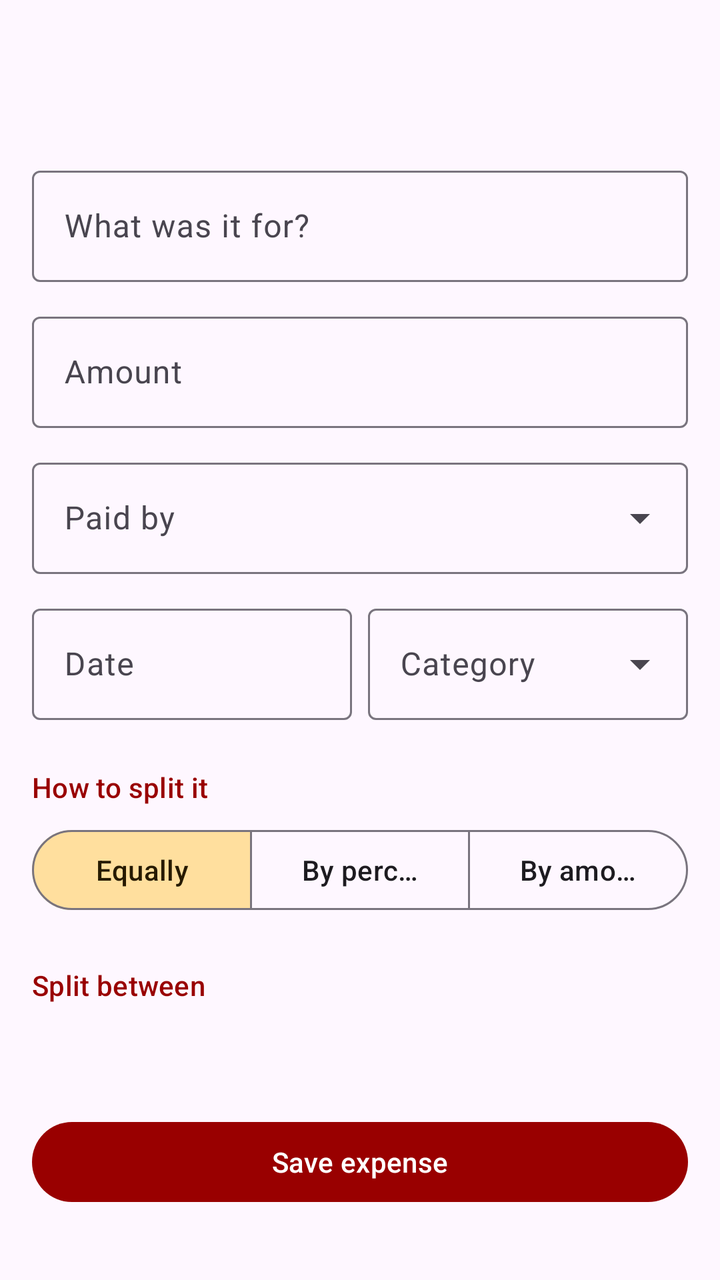
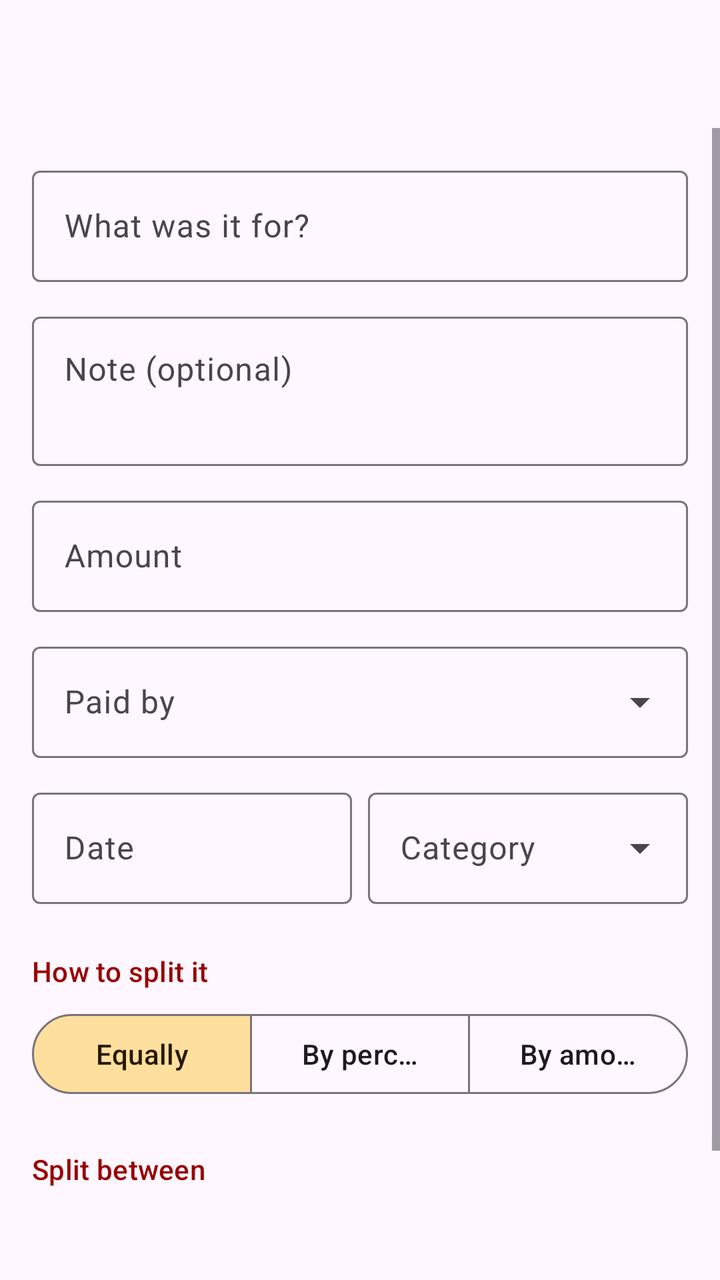

Compare the two renders of this Android layout. The source of the first and the diff that turns it into the second are given below.
<!-- AndroidManifest.xml: application theme Theme.SplitSmart -->
<!-- res/layout/activity_expense_form.xml -->
<?xml version="1.0" encoding="utf-8"?>
<LinearLayout xmlns:android="http://schemas.android.com/apk/res/android"
    xmlns:app="http://schemas.android.com/apk/res-auto"
    android:id="@+id/root"
    android:layout_width="match_parent"
    android:layout_height="match_parent"
    android:orientation="vertical">

    <include layout="@layout/view_app_bar" />

    <ScrollView
        android:layout_width="match_parent"
        android:layout_height="0dp"
        android:layout_weight="1">

        <LinearLayout
            android:layout_width="match_parent"
            android:layout_height="wrap_content"
            android:orientation="vertical"
            android:padding="16dp">

            
            <TextView
                android:id="@+id/read_only_banner"
                android:layout_width="match_parent"
                android:layout_height="wrap_content"
                android:layout_marginBottom="16dp"
                android:background="@color/brand_secondary_container"
                android:padding="12dp"
                android:textAppearance="?attr/textAppearanceBodyMedium"
                android:textColor="@color/brand_on_secondary_container"
                android:visibility="gone" />

            <com.google.android.material.textfield.TextInputLayout
                android:id="@+id/description_layout"
                android:layout_width="match_parent"
                android:layout_height="wrap_content"
                android:hint="@string/expense_description">

                <com.google.android.material.textfield.TextInputEditText
                    android:id="@+id/description_input"
                    android:layout_width="match_parent"
                    android:layout_height="wrap_content"
                    android:imeOptions="actionNext"
                    android:inputType="textCapSentences"
                    android:maxLines="1" />

            </com.google.android.material.textfield.TextInputLayout>

            <com.google.android.material.textfield.TextInputLayout
                android:id="@+id/amount_layout"
                android:layout_width="match_parent"
                android:layout_height="wrap_content"
                android:layout_marginTop="12dp"
                android:hint="@string/amount"
                app:prefixText="@string/currency_prefix">

                <com.google.android.material.textfield.TextInputEditText
                    android:id="@+id/amount_input"
                    android:layout_width="match_parent"
                    android:layout_height="wrap_content"
                    android:imeOptions="actionDone"
                    android:inputType="numberDecimal" />

            </com.google.android.material.textfield.TextInputLayout>

            <com.google.android.material.textfield.TextInputLayout
                android:id="@+id/payer_layout"
                style="@style/Widget.Material3.TextInputLayout.OutlinedBox.ExposedDropdownMenu"
                android:layout_width="match_parent"
                android:layout_height="wrap_content"
                android:layout_marginTop="12dp"
                android:hint="@string/expense_paid_by">

                <AutoCompleteTextView
                    android:id="@+id/payer_input"
                    android:layout_width="match_parent"
                    android:layout_height="wrap_content"
                    android:inputType="none" />

            </com.google.android.material.textfield.TextInputLayout>

            <LinearLayout
                android:layout_width="match_parent"
                android:layout_height="wrap_content"
                android:layout_marginTop="12dp"
                android:baselineAligned="false"
                android:orientation="horizontal">

                <com.google.android.material.textfield.TextInputLayout
                    android:id="@+id/date_layout"
                    android:layout_width="0dp"
                    android:layout_height="wrap_content"
                    android:layout_marginEnd="8dp"
                    android:layout_weight="1"
                    android:hint="@string/expense_date">

                    <com.google.android.material.textfield.TextInputEditText
                        android:id="@+id/date_input"
                        android:layout_width="match_parent"
                        android:layout_height="wrap_content"
                        android:cursorVisible="false"
                        android:focusable="false"
                        android:inputType="none" />

                </com.google.android.material.textfield.TextInputLayout>

                <com.google.android.material.textfield.TextInputLayout
                    android:id="@+id/category_layout"
                    style="@style/Widget.Material3.TextInputLayout.OutlinedBox.ExposedDropdownMenu"
                    android:layout_width="0dp"
                    android:layout_height="wrap_content"
                    android:layout_weight="1"
                    android:hint="@string/expense_category">

                    <AutoCompleteTextView
                        android:id="@+id/category_input"
                        android:layout_width="match_parent"
                        android:layout_height="wrap_content"
                        android:inputType="none" />

                </com.google.android.material.textfield.TextInputLayout>
            </LinearLayout>

            <TextView
                android:layout_width="wrap_content"
                android:layout_height="wrap_content"
                android:layout_marginTop="24dp"
                android:text="@string/expense_split_how"
                android:textAppearance="@style/TextAppearance.SplitSmart.SectionLabel" />

            <com.google.android.material.button.MaterialButtonToggleGroup
                android:id="@+id/split_type_group"
                android:layout_width="match_parent"
                android:layout_height="wrap_content"
                android:layout_marginTop="8dp"
                app:checkedButton="@+id/split_equal"
                app:selectionRequired="true"
                app:singleSelection="true">

                <Button
                    android:id="@+id/split_equal"
                    style="@style/Widget.Material3.Button.OutlinedButton"
                    android:layout_width="0dp"
                    android:layout_height="wrap_content"
                    android:layout_weight="1"
                    android:text="@string/split_equal" />

                <Button
                    android:id="@+id/split_percent"
                    style="@style/Widget.Material3.Button.OutlinedButton"
                    android:layout_width="0dp"
                    android:layout_height="wrap_content"
                    android:layout_weight="1"
                    android:text="@string/split_percent" />

                <Button
                    android:id="@+id/split_exact"
                    style="@style/Widget.Material3.Button.OutlinedButton"
                    android:layout_width="0dp"
                    android:layout_height="wrap_content"
                    android:layout_weight="1"
                    android:text="@string/split_exact" />

            </com.google.android.material.button.MaterialButtonToggleGroup>

            <TextView
                android:layout_width="wrap_content"
                android:layout_height="wrap_content"
                android:layout_marginTop="24dp"
                android:text="@string/expense_split_between"
                android:textAppearance="@style/TextAppearance.SplitSmart.SectionLabel" />

            <LinearLayout
                android:id="@+id/participants_container"
                android:layout_width="match_parent"
                android:layout_height="wrap_content"
                android:layout_marginTop="4dp"
                android:orientation="vertical" />

            <TextView
                android:id="@+id/split_status"
                android:layout_width="match_parent"
                android:layout_height="wrap_content"
                android:layout_marginTop="8dp"
                android:textAppearance="?attr/textAppearanceBodyMedium"
                android:textColor="?attr/colorOnSurfaceVariant" />

            <Button
                android:id="@+id/save_button"
                android:layout_width="match_parent"
                android:layout_height="wrap_content"
                android:layout_marginTop="24dp"
                android:text="@string/save_expense" />

            <Button
                android:id="@+id/delete_button"
                style="@style/Widget.Material3.Button.OutlinedButton"
                android:layout_width="match_parent"
                android:layout_height="wrap_content"
                android:layout_marginTop="8dp"
                android:text="@string/delete_expense"
                android:textColor="@color/money_you_owe"
                android:visibility="gone" />

        </LinearLayout>
    </ScrollView>
</LinearLayout>
<!-- res/layout/view_app_bar.xml (included above) -->
<?xml version="1.0" encoding="utf-8"?>
<com.google.android.material.appbar.AppBarLayout xmlns:android="http://schemas.android.com/apk/res/android"
    android:layout_width="match_parent"
    android:layout_height="wrap_content"
    android:fitsSystemWindows="true">

    <com.google.android.material.appbar.MaterialToolbar
        android:id="@+id/toolbar"
        android:layout_width="match_parent"
        android:layout_height="?attr/actionBarSize" />

    <com.google.android.material.progressindicator.LinearProgressIndicator
        android:id="@+id/progress"
        android:layout_width="match_parent"
        android:layout_height="wrap_content"
        android:indeterminate="true"
        android:visibility="gone" />

</com.google.android.material.appbar.AppBarLayout>
<!-- resources referenced by this layout -->
<resources>
  <color name="brand_on_secondary_container">#261A00</color>
  <color name="brand_secondary_container">#FFDF9E</color>
  <color name="money_you_owe">#B3261E</color>
  <string name="amount">Amount</string>
  <string name="currency_prefix">$</string>
  <string name="delete_expense">Delete expense</string>
  <string name="expense_category">Category</string>
  <string name="expense_date">Date</string>
  <string name="expense_description">What was it for?</string>
  <string name="expense_paid_by">Paid by</string>
  <string name="expense_split_between">Split between</string>
  <string name="expense_split_how">How to split it</string>
  <string name="save_expense">Save expense</string>
  <string name="split_equal">Equally</string>
  <string name="split_exact">By amount</string>
  <string name="split_percent">By percent</string>
  <style name="TextAppearance.SplitSmart.SectionLabel" parent="TextAppearance.Material3.TitleSmall">
          <item name="android:textColor">?attr/colorPrimary</item>
      </style>
  <style name="Theme.SplitSmart" parent="Theme.Material3.DayNight.NoActionBar">
          <item name="colorPrimary">@color/brand_primary</item>
          <item name="colorOnPrimary">@color/brand_on_primary</item>
          <item name="colorPrimaryContainer">@color/brand_primary_container</item>
          <item name="colorOnPrimaryContainer">@color/brand_on_primary_container</item>
          <item name="colorSecondary">@color/brand_secondary</item>
          <item name="colorOnSecondary">@color/brand_on_secondary</item>
          <item name="colorSecondaryContainer">@color/brand_secondary_container</item>
          <item name="colorOnSecondaryContainer">@color/brand_on_secondary_container</item>
  
          <item name="android:statusBarColor">?attr/colorSurface</item>
          <item name="android:windowLightStatusBar">@bool/light_status_bar</item>
  
          <item name="textInputStyle">@style/Widget.Material3.TextInputLayout.OutlinedBox</item>
          <item name="materialCardViewStyle">@style/Widget.Material3.CardView.Filled</item>
      </style>
  <color name="brand_primary">#990000</color>
  <color name="brand_on_primary">#FFFFFF</color>
  <color name="brand_primary_container">#FFDAD4</color>
  <color name="brand_on_primary_container">#410000</color>
  <color name="brand_secondary">#7A5900</color>
  <color name="brand_on_secondary">#FFFFFF</color>
</resources>

<!-- the commit's change to res/layout/activity_expense_form.xml (unified diff, before → after) -->
@@ -44,6 +44,25 @@
                     android:imeOptions="actionNext"
                     android:inputType="textCapSentences"
                     android:maxLines="1" />
+
+            </com.google.android.material.textfield.TextInputLayout>
+
+            <com.google.android.material.textfield.TextInputLayout
+                android:id="@+id/note_layout"
+                android:layout_width="match_parent"
+                android:layout_height="wrap_content"
+                android:layout_marginTop="12dp"
+                android:hint="@string/expense_note">
+
+                <com.google.android.material.textfield.TextInputEditText
+                    android:id="@+id/note_input"
+                    android:layout_width="match_parent"
+                    android:layout_height="wrap_content"
+                    android:gravity="top"
+                    android:imeOptions="actionNext"
+                    android:inputType="textCapSentences|textMultiLine"
+                    android:maxLines="3"
+                    android:minLines="2" />
 
             </com.google.android.material.textfield.TextInputLayout>
 
<!-- resource entries referenced after the edit -->
@@ -9,6 +9,7 @@
   <string name="expense_category">Category</string>
   <string name="expense_date">Date</string>
   <string name="expense_description">What was it for?</string>
+  <string name="expense_note">Note (optional)</string>
   <string name="expense_paid_by">Paid by</string>
   <string name="expense_split_between">Split between</string>
   <string name="expense_split_how">How to split it</string>
